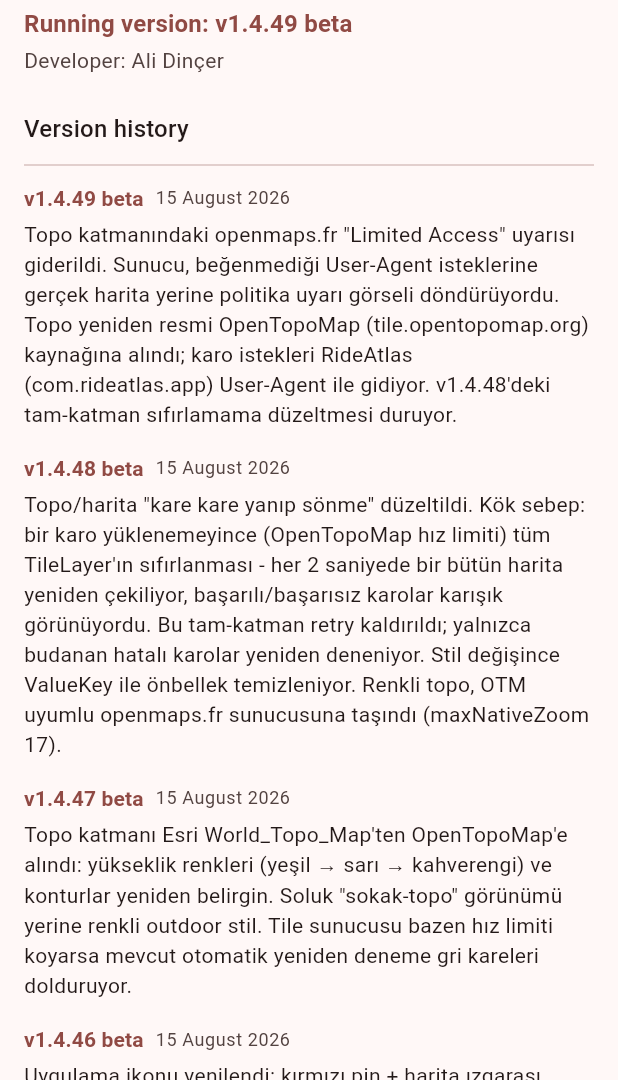
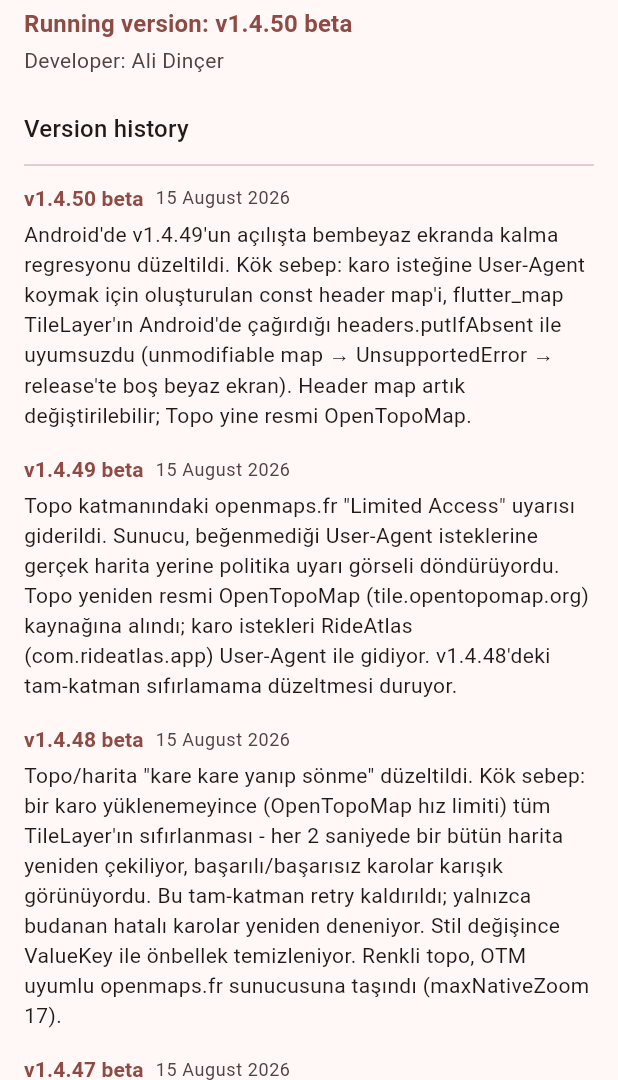
Before and after one commit to alid67-git/RideAtlas, a Flutter app: the AboutScreen screen opened directly, on a phone screen of 412 x 824 dp, the part 156-1236 px from its top. Run offline on Flutter 3.47's test engine with Material 3 defaults, Android fonts, the phone set to English and light mode, and no system bars; our stand-ins replace battery_plus, file_picker, fl_chart, flutter_map, geolocator, hive and 6 more; missing offline and left inert: exif, gpx, photo_manager; accounts and stored records are empty; generated files the repository leaves out were written again; network calls fail.

Commit message:
v1.4.50: fix Android white screen from const tile headers
TileLayer calls headers.putIfAbsent on Android; a const User-Agent map
is unmodifiable and threw UnsupportedError before the first frame.

Co-authored-by: alid67-git <alid67-git@users.noreply.github.com>

```diff
--- a/lib/build_info.dart
+++ b/lib/build_info.dart
@@ -1,9 +1,8 @@
 /// Bumped by hand on every push so the running build can be eyeballed on
 /// screen (Chrome tabs / dev servers can otherwise silently serve stale JS).
-const String kAppBuildLabel = 'v1.4.49 beta';
+const String kAppBuildLabel = 'v1.4.50 beta';
 
 /// Shown once, in a dialog, the first time this build label is seen.
 const String kAppBuildNote =
-    'Topo haritasındaki openmaps.fr "Limited Access / User-Agent" engeli '
-    'giderildi: Topo yeniden resmi OpenTopoMap sunucusuna alındı ve karo '
-    'istekleri RideAtlas olarak tanımlanıyor.';
+    'Android açılışındaki bembeyaz ekran düzeltildi (v1.4.49 regresyonu). '
+    'Topo kaynağı OpenTopoMap olarak kalıyor.';
--- a/lib/changelog.dart
+++ b/lib/changelog.dart
@@ -19,6 +19,18 @@ class ChangelogEntry {
 }
 
 const kChangelog = <ChangelogEntry>[
+  ChangelogEntry(
+    version: 'v1.4.50 beta',
+    date: '2026-08-15',
+    note:
+        'Android\'de v1.4.49\'un açılışta bembeyaz ekranda kalma regresyonu '
+        'düzeltildi. Kök sebep: karo isteğine User-Agent koymak için '
+        'oluşturulan const header map\'i, flutter_map TileLayer\'ın '
+        'Android\'de çağırdığı headers.putIfAbsent ile uyumsuzdu '
+        '(unmodifiable map → UnsupportedError → release\'te boş beyaz '
+        'ekran). Header map artık değiştirilebilir; Topo yine resmi '
+        'OpenTopoMap.',
+  ),
   ChangelogEntry(
     version: 'v1.4.49 beta',
     date: '2026-08-15',
--- a/lib/models/base_map_style.dart
+++ b/lib/models/base_map_style.dart
@@ -8,8 +8,12 @@ const kTileUserAgent = 'RideAtlas (com.rideatlas.app)';
 
 /// Network tile provider that always sends [kTileUserAgent]. Prefer this over
 /// relying on flutter_map's `flutter_map (package)` default alone.
+///
+/// Headers must be a *mutable* map: [TileLayer] calls `headers.putIfAbsent`
+/// for User-Agent on non-web platforms. A `const {...}` map throws
+/// UnsupportedError there and the release APK stays on a blank white screen.
 NetworkTileProvider createRideAtlasTileProvider() => NetworkTileProvider(
-      headers: const {'User-Agent': kTileUserAgent},
+      headers: <String, String>{'User-Agent': kTileUserAgent},
     );
 
 /// A selectable base map (tile layer) style. Google's own map tiles can't be
```
